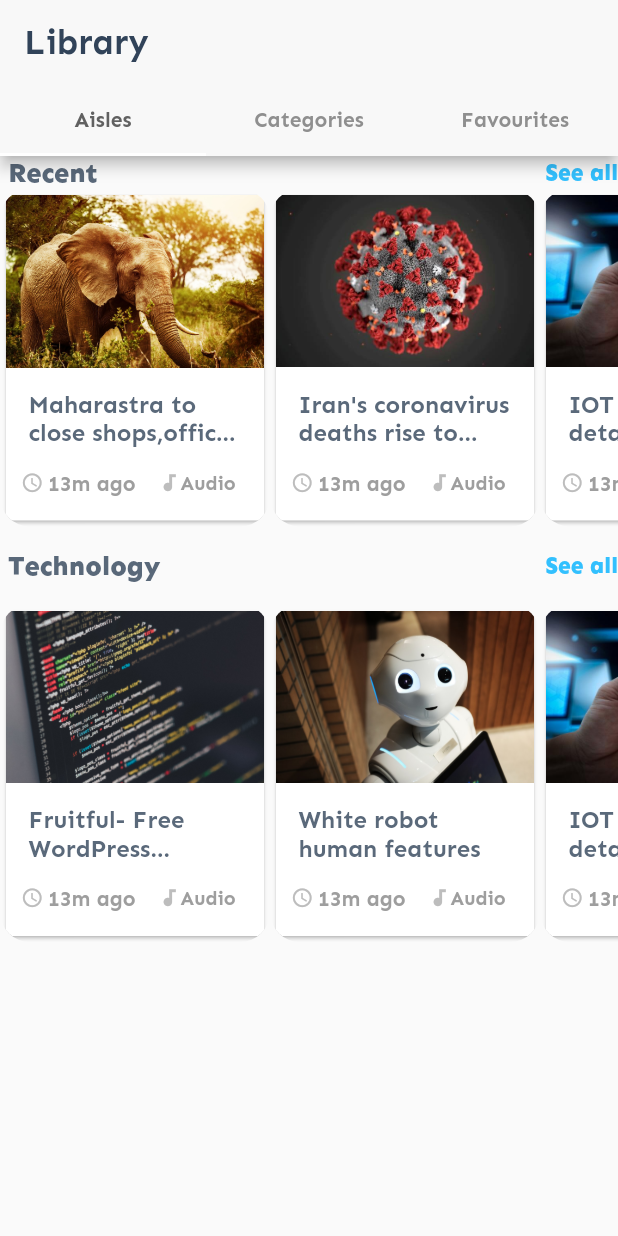
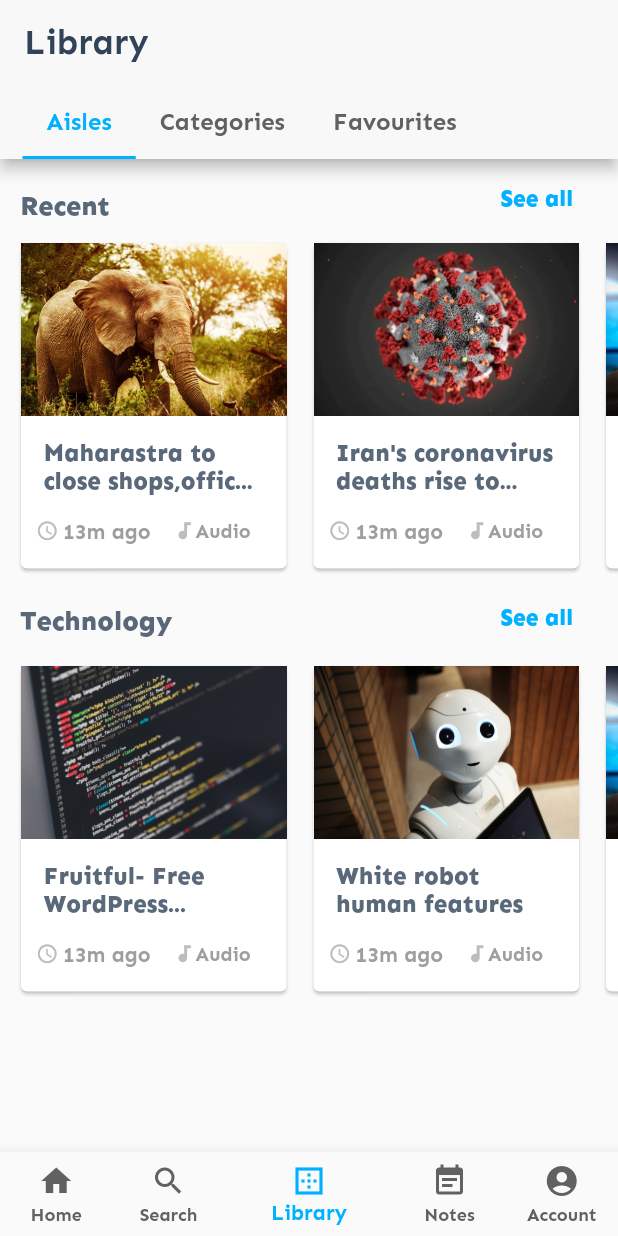
Before and after one commit to ashishdas1997/savay_demo, a Flutter app: the screen it shows after launch, on a phone screen of 412 x 824 dp. Run offline on Flutter 3.47's test engine with Material 2 defaults, Android fonts, the phone set to English and light mode, and no system bars.

Commit message:
Adding a Bottom Navigation Bar

```diff
--- a/lib/detail.dart
+++ b/lib/detail.dart
@@ -1,24 +1,39 @@
+import 'package:flutter/cupertino.dart';
 import 'package:flutter/material.dart';
 import 'recent_screen.dart';
 
 class Details extends StatelessWidget {
-
   @override
   Widget build(BuildContext context) {
-    return DefaultTabController(
+    return
+      DefaultTabController(
         length: 3,
         child: Scaffold(
         appBar: AppBar(
-          backgroundColor: Theme.of(context).accentColor,
-          title: Text('Library',
+          backgroundColor: Color.fromRGBO(248, 248, 248, 1),
+          title: Text(
+            'Library',
             style: TextStyle(
               fontSize: 23,
               color: Theme.of(context).primaryColor,
-            fontWeight: FontWeight.bold
+              fontWeight: FontWeight.bold,
             ),
           ),
-          bottom: TabBar(
-           labelColor: Theme.of(context).primaryColorLight,
+          bottom: PreferredSize(
+            preferredSize: Size.fromHeight(50),
+            child: Padding(
+              padding: EdgeInsets.only(left: 15),
+              child: Align(
+                alignment: Alignment.centerLeft,
+                child: TabBar(
+                  labelColor: Theme.of(context).accentColor,
+                  isScrollable: true,
+                  indicatorColor: Theme.of(context).accentColor,
+                  unselectedLabelColor: Theme.of(context).primaryColorLight,
+                  labelStyle: TextStyle(
+                    fontFamily: 'sen',
+                    fontSize: 16,
+                  ),
                   tabs: <Widget>[
                     Tab(
                       text: 'Aisles',
@@ -32,26 +47,36 @@ class Details extends StatelessWidget {
                   ],
                 ),
               ),
-
-            body : Column(
+            ),
+          ),
+        ),
+        body: Column(
           mainAxisSize: MainAxisSize.min,
           children: <Widget>[
             Row(
               mainAxisAlignment: MainAxisAlignment.spaceBetween,
               children: <Widget>[
-                      Text(
+                Padding(
+                  padding: EdgeInsets.only(top: 20, bottom: 10, left: 8),
+                  child: Text(
                     ' Recent',
                     style: TextStyle(
                         fontSize: 18,
                         fontWeight: FontWeight.w900,
                         color: Color.fromRGBO(49, 67, 89, 0.8)),
                   ),
-                      Text(
+                ),
+                Padding(
+                  padding: EdgeInsets.only(right: 30),
+                  child: Text(
                     ' See all',
                     style: TextStyle(
                         fontSize: 15,
                         fontWeight: FontWeight.w900,
-                            color: Color.fromRGBO(0, 177, 255, 0.8)),
+                        color:
+                    Theme.of(context).accentColor
+                    ),
+                  ),
                 ),
               ],
             ),
@@ -59,14 +84,11 @@ class Details extends StatelessWidget {
               scrollDirection: Axis.horizontal,
               child: Row(
                 children: <Widget>[
-                      RecentScreen(
-                          "Maharastra to close shops,offic...",
+                  RecentScreen("Maharastra to close shops,offic...",
                       'images/elephant.jpg'),
-                      RecentScreen( "Iran's coronavirus deaths rise to...",
+                  RecentScreen("Iran's coronavirus deaths rise to...",
                       'images/covid.jpg'),
-                      RecentScreen(
-                          "IOT myth part 4 detailed...",
-                          'images/iot.jpg'),
+                  RecentScreen("IOT myth part 4 detailed...", 'images/iot.jpg'),
                 ],
               ),
             ),
@@ -76,19 +98,26 @@ class Details extends StatelessWidget {
               child: Row(
                 mainAxisAlignment: MainAxisAlignment.spaceBetween,
                 children: <Widget>[
-                      Text(
+                  Padding(
+                    padding: EdgeInsets.only(top: 5, left: 8),
+                    child: Text(
                       ' Technology',
                       style: TextStyle(
                           fontSize: 18,
                           fontWeight: FontWeight.w900,
                           color: Color.fromRGBO(49, 67, 89, 0.8)),
                     ),
-                      Text(
+                  ),
+                  Padding(
+                    padding: EdgeInsets.only(right: 30),
+                    child: Text(
                       ' See all',
                       style: TextStyle(
                           fontSize: 15,
                           fontWeight: FontWeight.w900,
-                            color: Color.fromRGBO(0, 177, 255, 0.8)),
+                          color:Theme.of(context).accentColor
+                      ),
+                    ),
                   ),
                 ],
               ),
@@ -97,19 +126,47 @@ class Details extends StatelessWidget {
               scrollDirection: Axis.horizontal,
               child: Row(
                 children: <Widget>[
-                      RecentScreen( "Fruitful- Free WordPress...",
-                          'images/wordpress.jpg'),
-                      RecentScreen( "White robot human features",
-                          'images/robo.jpg'),
-                      RecentScreen( "IOT myth part 4 detailed...",
-                      'images/iot.jpg')
+                  RecentScreen(
+                      "Fruitful- Free WordPress...", 'images/wordpress.jpg'),
+                  RecentScreen("White robot human features", 'images/robo.jpg'),
+                  RecentScreen("IOT myth part 4 detailed...", 'images/iot.jpg')
                 ],
               ),
             ),
           ],
         ),
+        bottomNavigationBar: BottomNavigationBar(
+          selectedItemColor: Theme.of(context).accentColor,
+          unselectedItemColor: Theme.of(context).primaryColorLight,
+          currentIndex: 2,
+          showUnselectedLabels: true,
+          unselectedLabelStyle: TextStyle(
+            color: Theme.of(context).primaryColorLight
+          ),
+          items: const <BottomNavigationBarItem>[
+            BottomNavigationBarItem(
+              icon: Icon(Icons.home),
+              title: Text('Home',),
+            ),
+            BottomNavigationBarItem(
+              icon: Icon(Icons.search),
+              title: Text('Search'),
+            ),
+            BottomNavigationBarItem(
+              icon: Icon(Icons.border_outer),
+              title: Text('Library'),
+            ),
+            BottomNavigationBarItem(
+              icon: Icon(Icons.event_note),
+              title: Text('Notes'),
+            ),
+            BottomNavigationBarItem(
+              icon: Icon(Icons.account_circle),
+              title: Text('Account'),
+            ),
+          ],
+        ),
     ),
       );
-
   }
 }
--- a/lib/main.dart
+++ b/lib/main.dart
@@ -16,7 +16,7 @@ class MyApp extends StatelessWidget {
           primaryColor: Color.fromRGBO(49, 67, 89, 1),
           primaryColorDark: Colors.grey.shade900,
           primaryColorLight: Colors.grey.shade700,
-          accentColor: Color.fromRGBO(248, 248, 248, 1)),
+          accentColor: Color.fromRGBO(0, 177, 255, 1)),
       home: Filters(),
     );
   }
--- a/lib/recent_screen.dart
+++ b/lib/recent_screen.dart
@@ -8,11 +8,12 @@ class RecentScreen extends StatelessWidget {
 
   @override
   Widget build(BuildContext context) {
-    return ClipRRect(
-      borderRadius: BorderRadius.circular(20),
-      child: Container(
-        height: 225,
-        width: 180,
+    return Container(
+      padding: EdgeInsets.only(left: 10),
+      height: 225,
+      width: 195,
+      child: ClipRRect(
+        borderRadius: BorderRadius.circular(10),
         child: Card(
           child: Wrap(
             children: [
@@ -20,7 +21,7 @@ class RecentScreen extends StatelessWidget {
                 children: <Widget>[
                   Image.asset(
                     imageLink,
-                    width: 180,
+                    width: 195,
                     height: 115,
                     fit: BoxFit.fitWidth,
                   ),
@@ -29,7 +30,10 @@ class RecentScreen extends StatelessWidget {
                     child: Text(
                       title,
                       style: TextStyle(
-                          fontSize: 16, color: Color.fromRGBO(49, 67, 89, 0.8)),
+                          fontSize: 16, color: Color.fromRGBO(49, 67, 89, 0.8),
+                        fontWeight: FontWeight.w900
+
+                      ),
                     ),
                   ),
                   Padding(
```
Lines whose indentation alone changed are shown as unchanged.
